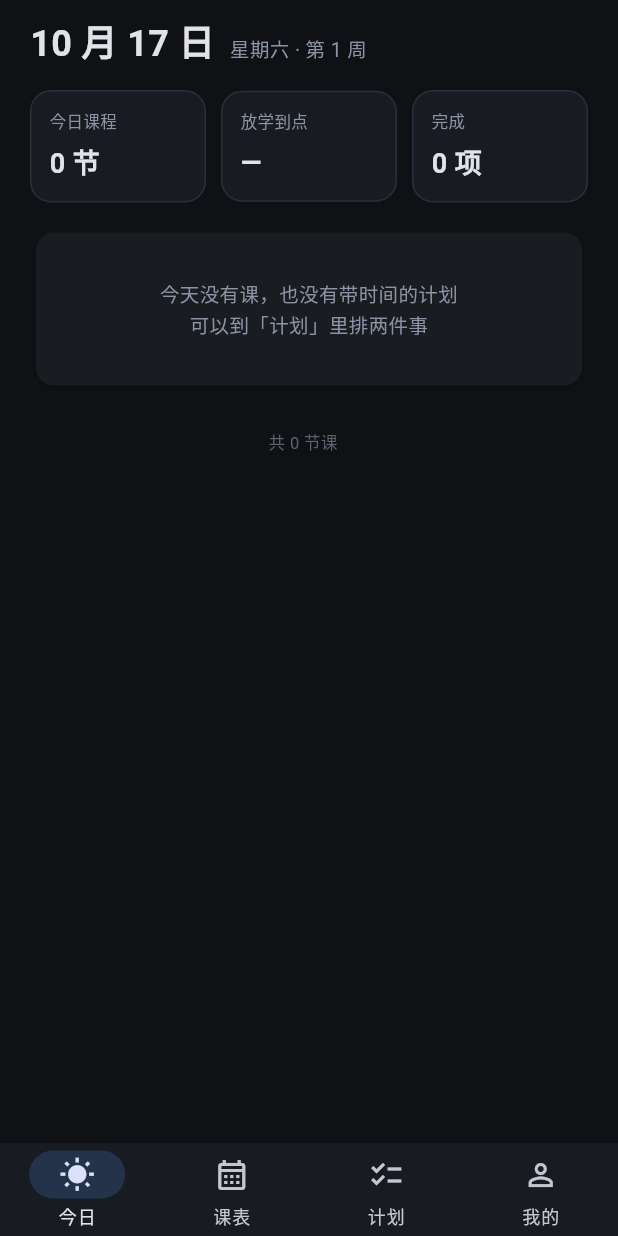
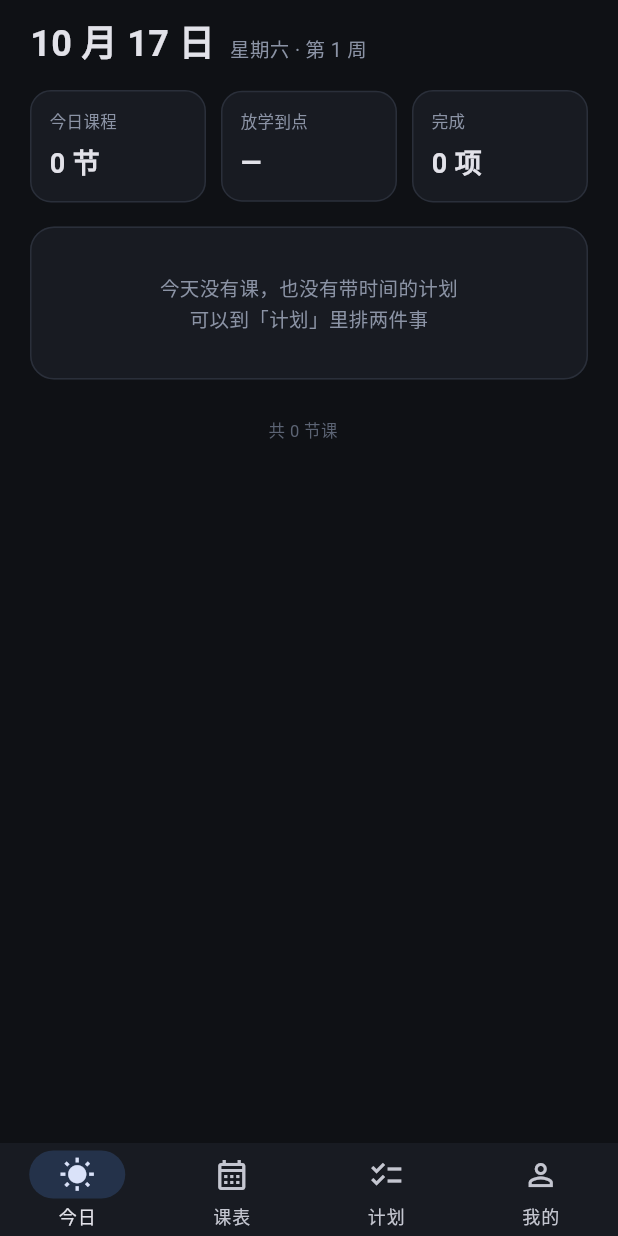
Before and after one commit to qiuchen520/planbox, a Flutter app: the screen it shows after launch, on a phone screen of 412 x 824 dp. Run offline on Flutter 3.47's test engine with Material 3 defaults, Android fonts, the phone set to English and light mode, and no system bars; our stand-ins replace sqflite; accounts and stored records are empty.

Commit message:
feat(v0.4): 可切换配色体系 + 计划模块全面重构
- 新增 lib/palette.dart：8 个主题色预设 + 5 套科目色板，Pal 单例持久化与全局重建
- theme.dart：kAcc 改为 getter，新增语义色与 10+ 组件主题
- main.dart：启动 await Pal.load()，MaterialApp 订阅 Pal.rev
- pubspec：版本 0.4.0+4

```diff
--- a/lib/main.dart
+++ b/lib/main.dart
@@ -1,10 +1,13 @@
 import 'package:flutter/material.dart';
 
 import 'pages/home_shell.dart';
+import 'palette.dart';
 import 'theme.dart';
 
-void main() {
+Future<void> main() async {
   WidgetsFlutterBinding.ensureInitialized();
+  // 先读回用户选的配色，避免启动瞬间闪一下默认色
+  await Pal.load();
   runApp(const PlanBoxApp());
 }
 
@@ -13,11 +16,15 @@ class PlanBoxApp extends StatelessWidget {
 
   @override
   Widget build(BuildContext context) {
-    return MaterialApp(
-      title: 'PlanBox',
-      debugShowCheckedModeBanner: false,
-      theme: buildTheme(),
-      home: const HomeShell(),
+    // 配色变化时重建 MaterialApp，让 theme 重新生成
+    return ValueListenableBuilder<int>(
+      valueListenable: Pal.rev,
+      builder: (context, _, __) => MaterialApp(
+        title: 'PlanBox',
+        debugShowCheckedModeBanner: false,
+        theme: buildTheme(),
+        home: const HomeShell(),
+      ),
     );
   }
 }
--- /dev/null
+++ b/lib/palette.dart
@@ -0,0 +1,140 @@
+import 'package:flutter/material.dart';
+
+import 'data/db.dart';
+
+/// 主题色预设
+class AccentPreset {
+  final String name;
+  final Color color;
+  /// 沉浸式辅助色（用于渐变、光晕）
+  final Color glow;
+  const AccentPreset(this.name, this.color, this.glow);
+}
+
+const List<AccentPreset> kAccentPresets = [
+  AccentPreset('靛蓝', Color(0xFF5B9CFF), Color(0xFF8EC0FF)),
+  AccentPreset('薄荷', Color(0xFF3ED9A4), Color(0xFF7CF6C6)),
+  AccentPreset('紫罗兰', Color(0xFF9E7BFF), Color(0xFFC4ACFF)),
+  AccentPreset('樱花', Color(0xFFFF7BA8), Color(0xFFFFB0CB)),
+  AccentPreset('琥珀', Color(0xFFFFB340), Color(0xFFFFD089)),
+  AccentPreset('青碧', Color(0xFF2BC8D9), Color(0xFF7FE4EF)),
+  AccentPreset('赤霞', Color(0xFFFF6B5E), Color(0xFFFFA199)),
+  AccentPreset('石青', Color(0xFF8FA3BF), Color(0xFFC2CEDE)),
+];
+
+/// 科目配色方案
+class SubjectPreset {
+  final String name;
+  final List<Color> colors;
+  const SubjectPreset(this.name, this.colors);
+}
+
+const List<SubjectPreset> kSubjectPresets = [
+  SubjectPreset('多彩', [
+    Color(0xFF5B9CFF),
+    Color(0xFFFF8A65),
+    Color(0xFF4DD0E1),
+    Color(0xFFBA68C8),
+    Color(0xFF81C784),
+    Color(0xFFFFD54F),
+    Color(0xFFF06292),
+    Color(0xFF9575CD),
+  ]),
+  SubjectPreset('柔和', [
+    Color(0xFF8AB4F8),
+    Color(0xFFF6A98A),
+    Color(0xFF7FD8DE),
+    Color(0xFFC9A3D8),
+    Color(0xFFA8D8A8),
+    Color(0xFFF2D98A),
+    Color(0xFFF2A3B8),
+    Color(0xFFB0A8E0),
+  ]),
+  SubjectPreset('冷调', [
+    Color(0xFF5B9CFF),
+    Color(0xFF2BC8D9),
+    Color(0xFF3ED9A4),
+    Color(0xFF7B8CFF),
+    Color(0xFF5ED0E0),
+    Color(0xFF48B8A8),
+    Color(0xFF8FA3BF),
+    Color(0xFF6C7BD9),
+  ]),
+  SubjectPreset('暖调', [
+    Color(0xFFFF8A65),
+    Color(0xFFFFB340),
+    Color(0xFFFFD54F),
+    Color(0xFFF06292),
+    Color(0xFFFF6B5E),
+    Color(0xFFE8A33D),
+    Color(0xFFD98AA8),
+    Color(0xFFB5734A),
+  ]),
+  SubjectPreset('荧光', [
+    Color(0xFF39FF88),
+    Color(0xFF00E5FF),
+    Color(0xFFFFE83D),
+    Color(0xFFFF5EDB),
+    Color(0xFF7CF6A0),
+    Color(0xFF4DD0FF),
+    Color(0xFFFF9F1C),
+    Color(0xFFB388FF),
+  ]),
+];
+
+/// 全局可切换配色。启动时从数据库读回，切换后通过 [rev] 通知整棵树重建。
+class Pal {
+  Pal._();
+
+  static int accIdx = 0;
+  static int subIdx = 0;
+
+  /// 版本号，递增即触发重建
+  static final ValueNotifier<int> rev = ValueNotifier<int>(0);
+
+  static AccentPreset get accentPreset => kAccentPresets[accIdx];
+  static SubjectPreset get subjectPreset => kSubjectPresets[subIdx];
+
+  static Color get acc => accentPreset.color;
+  static Color get accGlow => accentPreset.glow;
+  static List<Color> get subjects => subjectPreset.colors;
+
+  /// 科目 → 稳定颜色（同一科目任何时候都是同一个色）
+  static Color subjectColor(String s) {
+    if (s.isEmpty) return kDimNeutral;
+    var h = 0;
+    for (final c in s.codeUnits) {
+      h = (h * 31 + c) & 0x7fffffff;
+    }
+    return subjects[h % subjects.length];
+  }
+
+  static Future<void> load() async {
+    final a = int.tryParse(await DB.i.getSetting('accent_idx') ?? '0') ?? 0;
+    final s = int.tryParse(await DB.i.getSetting('subject_idx') ?? '0') ?? 0;
+    accIdx = a.clamp(0, kAccentPresets.length - 1);
+    subIdx = s.clamp(0, kSubjectPresets.length - 1);
+  }
+
+  static Future<void> setAccent(int i) async {
+    final v = i.clamp(0, kAccentPresets.length - 1);
+    if (v == accIdx) return;
+    accIdx = v;
+    await DB.i.setSetting('accent_idx', '$v');
+    rev.value++;
+  }
+
+  static Future<void> setSubjectPreset(int i, {bool recolor = true}) async {
+    final v = i.clamp(0, kSubjectPresets.length - 1);
+    if (v == subIdx) return;
+    subIdx = v;
+    await DB.i.setSetting('subject_idx', '$v');
+    if (recolor) {
+      await DB.i.recolorLessons(colorOf: (s) => subjectColor(s).toARGB32());
+    }
+    rev.value++;
+  }
+}
+
+/// 中性灰（不随主题变），避免 palette 依赖 theme 造成循环引用
+const Color kDimNeutral = Color(0xFF8B93A5);
--- a/lib/theme.dart
+++ b/lib/theme.dart
@@ -1,33 +1,44 @@
 import 'package:flutter/material.dart';
 
+import 'palette.dart';
+
+// ── 中性表面色（固定，不随主题色变化）────────────────
 const Color kBg = Color(0xFF0F1115);
 const Color kCard = Color(0xFF181B22);
 const Color kCard2 = Color(0xFF20242D);
 const Color kLine = Color(0xFF2A2F3A);
-const Color kAcc = Color(0xFF5B9CFF);
 const Color kDim = Color(0xFF8B93A5);
+const Color kFaint = Color(0xFF5C6474);
 
-const List<Color> kSubjectColors = [
-  Color(0xFF5B9CFF),
-  Color(0xFFFF8A65),
-  Color(0xFF4DD0E1),
-  Color(0xFFBA68C8),
-  Color(0xFF81C784),
-  Color(0xFFFFD54F),
-  Color(0xFFF06292),
-  Color(0xFF9575CD),
-];
+// ── 语义色 ──────────────────────────────────────────
+const Color kDanger = Color(0xFFFF5D6C);
+const Color kWarn = Color(0xFFFFB340);
+const Color kOk = Color(0xFF3ED9A4);
 
-ThemeData buildTheme() => ThemeData(
+/// 当前主题色。用 getter 而不是常量，这样切换配色后所有引用自动生效。
+Color get kAcc => Pal.acc;
+
+/// 当前科目色板
+List<Color> get kSubjectColors => Pal.subjects;
+
+ThemeData buildTheme() {
+  final acc = Pal.acc;
+  final scheme = ColorScheme.fromSeed(
+    seedColor: acc,
+    brightness: Brightness.dark,
+  ).copyWith(
+    primary: acc,
+    secondary: acc,
+    surface: kCard,
+  );
+
+  return ThemeData(
     useMaterial3: true,
-      colorScheme: ColorScheme.fromSeed(
-        seedColor: kAcc,
-        brightness: Brightness.dark,
-      ),
+    colorScheme: scheme,
     scaffoldBackgroundColor: kBg,
     cardColor: kCard,
     dividerColor: kLine,
-      fontFamily: null,
+    splashFactory: InkSparkle.splashFactory,
     appBarTheme: const AppBarTheme(
       backgroundColor: kBg,
       surfaceTintColor: Colors.transparent,
@@ -39,25 +50,98 @@ ThemeData buildTheme() => ThemeData(
         color: Colors.white,
       ),
     ),
-      bottomNavigationBarTheme: const BottomNavigationBarThemeData(
+    cardTheme: CardThemeData(
+      color: kCard,
+      surfaceTintColor: Colors.transparent,
+      elevation: 0,
+      margin: EdgeInsets.zero,
+      shape: RoundedRectangleBorder(
+        borderRadius: BorderRadius.circular(16),
+        side: const BorderSide(color: kLine),
+      ),
+    ),
+    dialogTheme: DialogThemeData(
       backgroundColor: kCard,
-        selectedItemColor: kAcc,
+      surfaceTintColor: Colors.transparent,
+      shape: RoundedRectangleBorder(borderRadius: BorderRadius.circular(20)),
+    ),
+    bottomSheetTheme: const BottomSheetThemeData(
+      backgroundColor: kCard,
+      surfaceTintColor: Colors.transparent,
+    ),
+    floatingActionButtonTheme: FloatingActionButtonThemeData(
+      backgroundColor: acc,
+      foregroundColor: const Color(0xFF08111F),
+    ),
+    bottomNavigationBarTheme: BottomNavigationBarThemeData(
+      backgroundColor: kCard,
+      selectedItemColor: acc,
       unselectedItemColor: kDim,
       type: BottomNavigationBarType.fixed,
     ),
-      inputDecorationTheme: const InputDecorationTheme(
-        border: OutlineInputBorder(),
+    navigationBarTheme: NavigationBarThemeData(
+      backgroundColor: kCard,
+      indicatorColor: acc.withValues(alpha: 0.18),
+      elevation: 0,
+    ),
+    inputDecorationTheme: InputDecorationTheme(
+      border: OutlineInputBorder(
+        borderRadius: BorderRadius.circular(12),
+        borderSide: const BorderSide(color: kLine),
+      ),
+      enabledBorder: OutlineInputBorder(
+        borderRadius: BorderRadius.circular(12),
+        borderSide: const BorderSide(color: kLine),
+      ),
+      focusedBorder: OutlineInputBorder(
+        borderRadius: BorderRadius.circular(12),
+        borderSide: BorderSide(color: acc, width: 1.4),
+      ),
       isDense: true,
     ),
+    checkboxTheme: CheckboxThemeData(
+      shape: RoundedRectangleBorder(borderRadius: BorderRadius.circular(5)),
+      side: const BorderSide(color: kDim, width: 1.6),
+    ),
+    snackBarTheme: SnackBarThemeData(
+      backgroundColor: kCard2,
+      contentTextStyle: const TextStyle(color: Colors.white, fontSize: 13),
+      behavior: SnackBarBehavior.floating,
+      shape: RoundedRectangleBorder(borderRadius: BorderRadius.circular(12)),
+    ),
+    textSelectionTheme: TextSelectionThemeData(
+      cursorColor: acc,
+      selectionColor: acc.withValues(alpha: 0.3),
+      selectionHandleColor: acc,
+    ),
+    popupMenuTheme: PopupMenuThemeData(
+      color: kCard2,
+      surfaceTintColor: Colors.transparent,
+      shape: RoundedRectangleBorder(borderRadius: BorderRadius.circular(14)),
+    ),
+    filledButtonTheme: FilledButtonThemeData(
+      style: FilledButton.styleFrom(
+        backgroundColor: acc,
+        foregroundColor: const Color(0xFF08111F),
+        shape:
+            RoundedRectangleBorder(borderRadius: BorderRadius.circular(12)),
+        textStyle: const TextStyle(fontSize: 14, fontWeight: FontWeight.w700),
+      ),
+    ),
+    textButtonTheme: TextButtonThemeData(
+      style: TextButton.styleFrom(foregroundColor: acc),
+    ),
+    segmentedButtonTheme: SegmentedButtonThemeData(
+      style: ButtonStyle(
+        textStyle: const WidgetStatePropertyAll(TextStyle(fontSize: 12.5)),
+        side: const WidgetStatePropertyAll(BorderSide(color: kLine)),
+      ),
+    ),
+    progressIndicatorTheme: ProgressIndicatorThemeData(color: acc),
   );
+}
 
-Color colorForSubject(String s) {
-  var h = 0;
-  for (final c in s.codeUnits) {
-    h = (h * 31 + c) & 0x7fffffff;
-  }
-  return kSubjectColors[h % kSubjectColors.length];
-}
+Color colorForSubject(String s) => Pal.subjectColor(s);
 
 const List<String> kSubjects = [
   '语文', '数学', '英语', '物理', '化学', '生物',
```
Also changed, not shown: pubspec.yaml (+1 -7 lines). Lines whose indentation alone changed are shown as unchanged.
